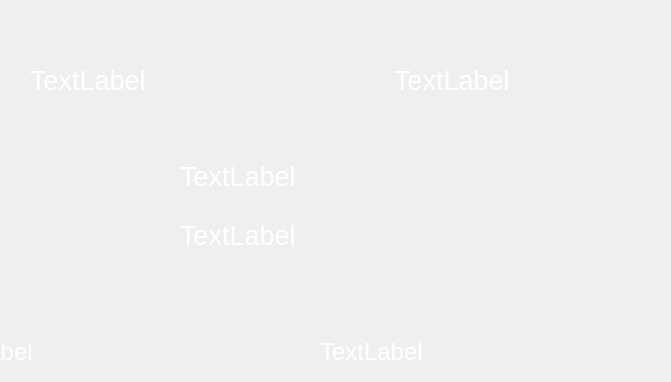
First picture: the form in Military/dialogwiner.ui, repository DmitryBizCode/MilitaryQt, before the edit; both pictures show x 260 to 931 and y 0 to 382 of the 1135 by 637 pixel window.
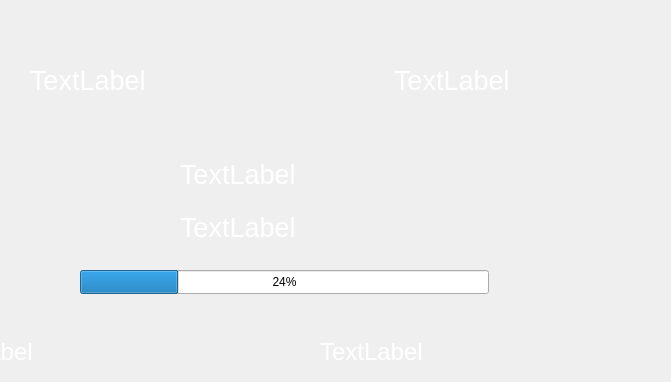
Second picture: the form after the edit. Icons and pictures are not drawn.

What changed in the file:
```diff
--- a/Military/dialogwiner.ui
+++ b/Military/dialogwiner.ui
@@ -225,7 +225,7 @@
      <x>440</x>
      <y>150</y>
      <width>411</width>
-     <height>111</height>
+     <height>101</height>
     </rect>
    </property>
    <layout class="QVBoxLayout" name="verticalLayout_3">
@@ -284,6 +284,19 @@
     <string/>
    </property>
   </widget>
+  <widget class="QProgressBar" name="progressBar">
+   <property name="geometry">
+    <rect>
+     <x>340</x>
+     <y>270</y>
+     <width>409</width>
+     <height>24</height>
+    </rect>
+   </property>
+   <property name="value">
+    <number>24</number>
+   </property>
+  </widget>
   <zorder>Background</zorder>
   <zorder>verticalLayoutWidget</zorder>
   <zorder>verticalLayoutWidget_2</zorder>
```
Left out of the diff: 1 changed line with no effect on the pictures.
